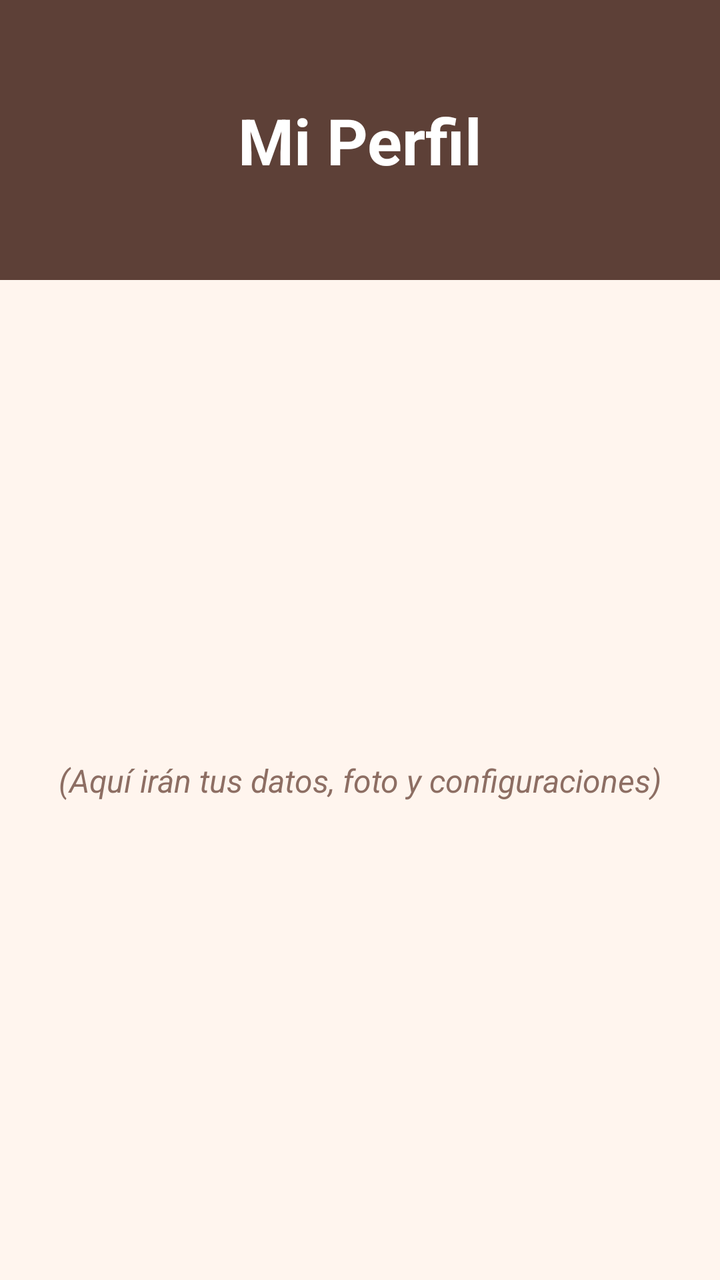
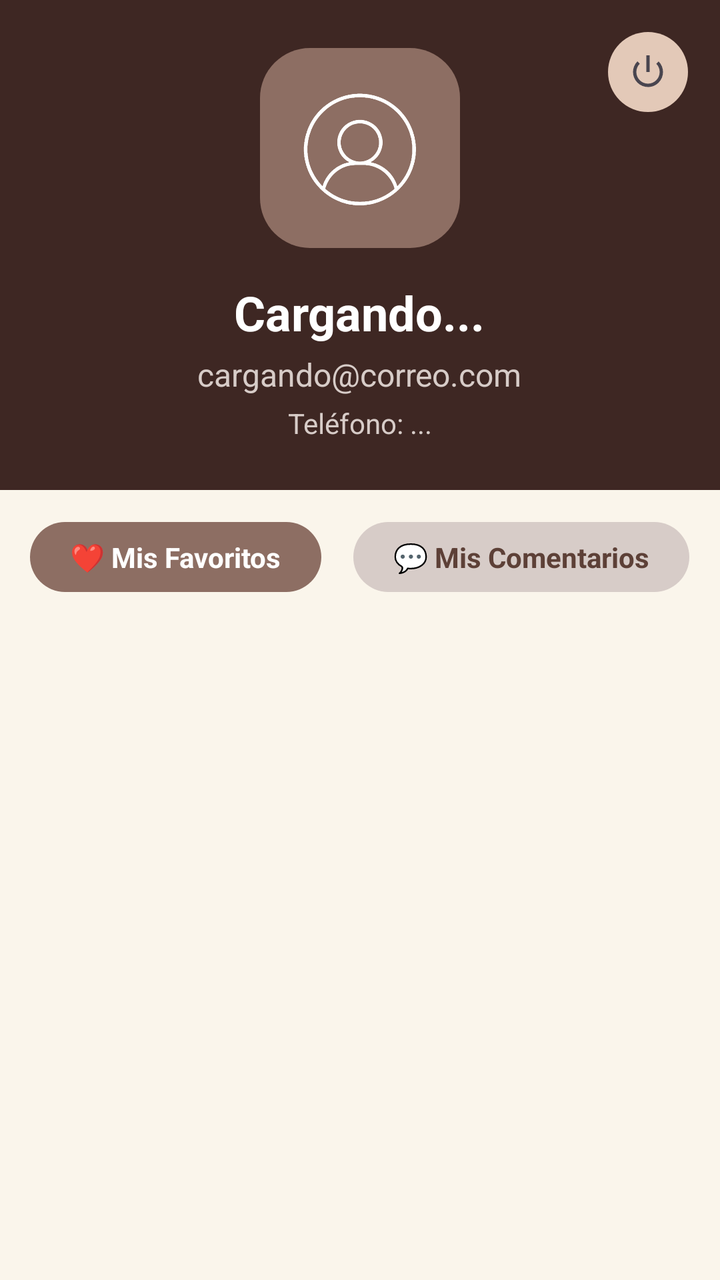

Compare the two renders of this Android layout. The source of the first and the diff that turns it into the second are given below.
<!-- AndroidManifest.xml: application theme Theme.Cafeteria -->
<!-- res/layout/fragment_perfil.xml -->
<?xml version="1.0" encoding="utf-8"?>
<androidx.constraintlayout.widget.ConstraintLayout xmlns:android="http://schemas.android.com/apk/res/android"
    xmlns:app="http://schemas.android.com/apk/res-auto"
    android:layout_width="match_parent"
    android:layout_height="match_parent"
    android:background="#FFF5EE"> 

    
    <View
        android:id="@+id/view_encabezado_perfil"
        android:layout_width="match_parent"
        android:layout_height="140dp"
        android:background="#5D4037"
        app:layout_constraintTop_toTopOf="parent" />

    <TextView
        android:layout_width="wrap_content"
        android:layout_height="wrap_content"
        android:text="Mi Perfil"
        android:textSize="32sp"
        android:textColor="#FFFFFF"
        android:textStyle="bold"
        app:layout_constraintBottom_toBottomOf="@+id/view_encabezado_perfil"
        app:layout_constraintEnd_toEndOf="parent"
        app:layout_constraintStart_toStartOf="parent"
        app:layout_constraintTop_toTopOf="parent" />

    
    <TextView
        android:layout_width="wrap_content"
        android:layout_height="wrap_content"
        android:text="(Aquí irán tus datos, foto y configuraciones)"
        android:textSize="16sp"
        android:textStyle="italic"
        android:textColor="#8D6E63"
        app:layout_constraintTop_toBottomOf="@+id/view_encabezado_perfil"
        app:layout_constraintBottom_toBottomOf="parent"
        app:layout_constraintStart_toStartOf="parent"
        app:layout_constraintEnd_toEndOf="parent"/>

</androidx.constraintlayout.widget.ConstraintLayout>
<!-- resources referenced by this layout -->
<resources>
  <style name="Theme.Cafeteria" parent="Base.Theme.Cafeteria" />
  <style name="Base.Theme.Cafeteria" parent="Theme.Material3.DayNight.NoActionBar">
          
          
      </style>
</resources>

<!-- the commit's change to res/layout/fragment_perfil.xml (unified diff, before → after) -->
@@ -3,39 +3,125 @@
     xmlns:app="http://schemas.android.com/apk/res-auto"
     android:layout_width="match_parent"
     android:layout_height="match_parent"
-    android:background="#FFF5EE"> 
+    android:background="#FAF5EB">
 
     
-    <View
-        android:id="@+id/view_encabezado_perfil"
+    <LinearLayout
+        android:id="@+id/header_perfil"
         android:layout_width="match_parent"
-        android:layout_height="140dp"
-        android:background="#5D4037"
+        android:layout_height="wrap_content"
+        android:background="#3E2723"
+        android:gravity="center"
+        android:orientation="vertical"
+        android:padding="24dp"
+        app:layout_constraintTop_toTopOf="parent">
+
+        <ImageView
+            android:layout_width="100dp"
+            android:layout_height="100dp"
+            android:background="@drawable/fondo_redondeado_crema"
+            android:backgroundTint="#8D6E63"
+            android:padding="20dp"
+            android:src="@drawable/icono_perfil"
+            app:tint="#FFFFFF" />
+
+        <TextView
+            android:id="@+id/txt_perfil_nombre"
+            android:layout_width="wrap_content"
+            android:layout_height="wrap_content"
+            android:layout_marginTop="16dp"
+            android:text="Cargando..."
+            android:textColor="#FFFFFF"
+            android:textSize="24sp"
+            android:textStyle="bold" />
+
+        <TextView
+            android:id="@+id/txt_perfil_correo"
+            android:layout_width="wrap_content"
+            android:layout_height="wrap_content"
+            android:layout_marginTop="4dp"
+            android:text="cargando@correo.com"
+            android:textColor="#D7CCC8"
+            android:textSize="16sp" />
+
+        <TextView
+            android:id="@+id/txt_perfil_telefono"
+            android:layout_width="wrap_content"
+            android:layout_height="wrap_content"
+            android:layout_marginTop="4dp"
+            android:text="Teléfono: ..."
+            android:textColor="#D7CCC8"
+            android:textSize="14sp" />
+    </LinearLayout>
+
+    
+    <LinearLayout
+        android:id="@+id/layout_tabs_perfil"
+        android:layout_width="match_parent"
+        android:layout_height="wrap_content"
+        android:layout_marginTop="16dp"
+        android:gravity="center"
+        android:orientation="horizontal"
+        app:layout_constraintTop_toBottomOf="@id/header_perfil">
+
+        <TextView
+            android:id="@+id/tab_favoritos"
+            android:layout_width="wrap_content"
+            android:layout_height="wrap_content"
+            android:layout_marginEnd="16dp"
+            android:background="@drawable/fondo_redondeado_crema"
+            android:backgroundTint="#8D6E63"
+            android:paddingHorizontal="20dp"
+            android:paddingVertical="8dp"
+            android:text="❤️ Mis Favoritos"
+            android:textColor="#FFFFFF"
+            android:textStyle="bold" />
+
+        <TextView
+            android:id="@+id/tab_mis_comentarios"
+            android:layout_width="wrap_content"
+            android:layout_height="wrap_content"
+            android:background="@drawable/fondo_redondeado_crema"
+            android:backgroundTint="#D7CCC8"
+            android:paddingHorizontal="20dp"
+            android:paddingVertical="8dp"
+            android:text="💬 Mis Comentarios"
+            android:textColor="#5D4037"
+            android:textStyle="bold" />
+    </LinearLayout>
+
+    
+    <androidx.recyclerview.widget.RecyclerView
+        android:id="@+id/recycler_perfil_favoritos"
+        android:layout_width="match_parent"
+        android:layout_height="0dp"
+        android:layout_marginTop="16dp"
+        android:paddingHorizontal="16dp"
+        app:layout_constraintBottom_toBottomOf="parent"
+        app:layout_constraintTop_toBottomOf="@id/layout_tabs_perfil" />
+
+    
+    
+    <androidx.recyclerview.widget.RecyclerView
+        android:id="@+id/recycler_perfil_comentarios"
+        android:layout_width="match_parent"
+        android:layout_height="0dp"
+        android:layout_marginTop="16dp"
+        android:paddingHorizontal="16dp"
+        android:visibility="gone"
+        app:layout_constraintBottom_toBottomOf="parent"
+        app:layout_constraintTop_toBottomOf="@id/layout_tabs_perfil" />
+    
+    <ImageView
+        android:id="@+id/btn_cerrar_sesion"
+        android:layout_width="40dp"
+        android:layout_height="40dp"
+        android:layout_margin="16dp"
+        android:background="@drawable/fondo_redondeado_crema"
+        android:backgroundTint="#E3C9B8"
+        android:padding="10dp"
+        android:src="@android:drawable/ic_lock_power_off"
+        app:layout_constraintEnd_toEndOf="parent"
         app:layout_constraintTop_toTopOf="parent" />
 
-    <TextView
-        android:layout_width="wrap_content"
-        android:layout_height="wrap_content"
-        android:text="Mi Perfil"
-        android:textSize="32sp"
-        android:textColor="#FFFFFF"
-        android:textStyle="bold"
-        app:layout_constraintBottom_toBottomOf="@+id/view_encabezado_perfil"
-        app:layout_constraintEnd_toEndOf="parent"
-        app:layout_constraintStart_toStartOf="parent"
-        app:layout_constraintTop_toTopOf="parent" />
-
-    
-    <TextView
-        android:layout_width="wrap_content"
-        android:layout_height="wrap_content"
-        android:text="(Aquí irán tus datos, foto y configuraciones)"
-        android:textSize="16sp"
-        android:textStyle="italic"
-        android:textColor="#8D6E63"
-        app:layout_constraintTop_toBottomOf="@+id/view_encabezado_perfil"
-        app:layout_constraintBottom_toBottomOf="parent"
-        app:layout_constraintStart_toStartOf="parent"
-        app:layout_constraintEnd_toEndOf="parent"/>
-
 </androidx.constraintlayout.widget.ConstraintLayout>
<!-- resource entries referenced after the edit -->
@@ -1,5 +1,14 @@
 <!-- resources referenced by this layout -->
 <resources>
+  <!-- drawable fondo_redondeado_crema (drawable) -->
+  <?xml version="1.0" encoding="utf-8"?>
+  <shape xmlns:android="http://schemas.android.com/apk/res/android">
+      
+      <solid android:color="#F5E6CC" />
+      
+      <corners android:radius="25dp" />
+  </shape>
+  <!-- drawable icono_perfil: png bitmap (drawable, 210604 bytes) -->
   <style name="Theme.Cafeteria" parent="Base.Theme.Cafeteria" />
   <style name="Base.Theme.Cafeteria" parent="Theme.Material3.DayNight.NoActionBar">
           
